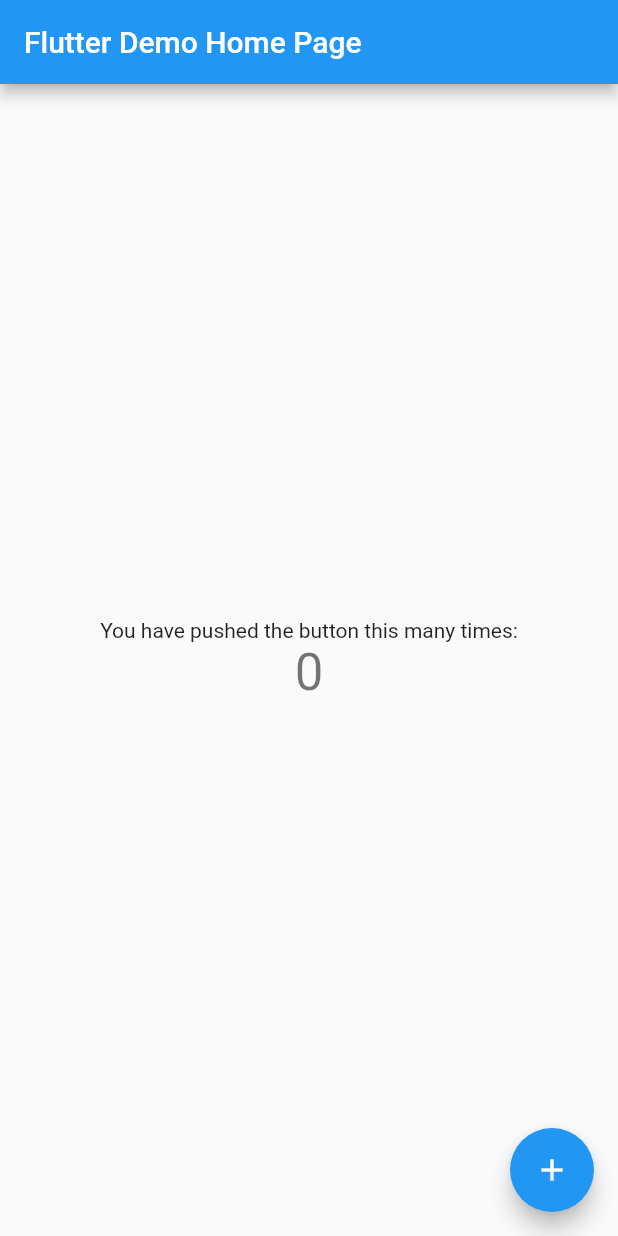
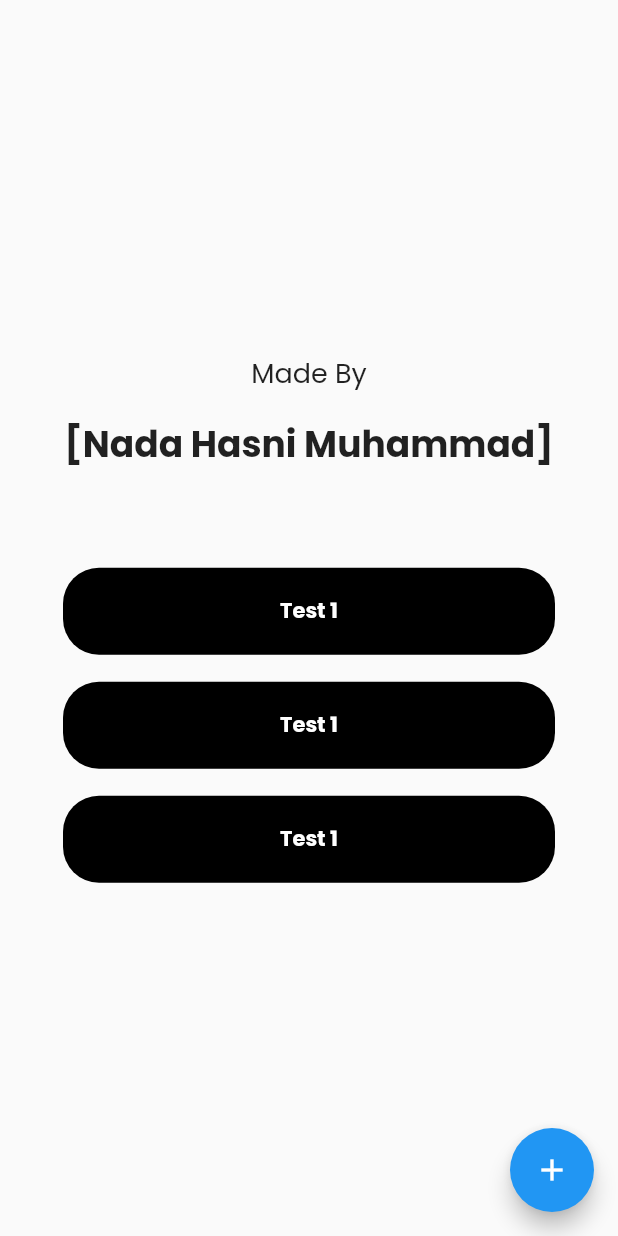
Before and after one commit to nadahasni-dot/ordo-ui-test, a Flutter app: the screen it shows after launch, on a phone screen of 412 x 824 dp. Run offline on Flutter 3.47's test engine with Material 2 defaults, Android fonts, the light colour scheme and no system bars.

Commit message:
adding home page with button

```diff
--- /dev/null
+++ b/lib/components/test_button.dart
@@ -0,0 +1,33 @@
+import 'package:flutter/material.dart';
+
+class TestButton extends StatelessWidget {
+  final String text;
+  final Function onClick;
+
+  const TestButton({
+    Key? key,
+    required this.text,
+    required this.onClick,
+  }) : super(key: key);
+
+  @override
+  Widget build(BuildContext context) {
+    return ElevatedButton(
+      onPressed: () => onClick(),
+      style: ButtonStyle(
+        shape: MaterialStateProperty.all<RoundedRectangleBorder>(
+          RoundedRectangleBorder(
+            borderRadius: BorderRadius.circular(24),
+          ),
+        ),
+        backgroundColor: MaterialStateProperty.all<Color>(Colors.black),
+        fixedSize: MaterialStateProperty.all<Size>(Size.fromHeight(58)),
+        elevation: MaterialStateProperty.all<double>(0),
+      ),
+      child: Text(
+        text,
+        style: TextStyle(fontFamily: "Poppins", fontWeight: FontWeight.w700),
+      ),
+    );
+  }
+}
--- a/lib/pages/home_page.dart
+++ b/lib/pages/home_page.dart
@@ -1,4 +1,5 @@
 import 'package:flutter/material.dart';
+import 'package:ordo_ui_test/components/test_button.dart';
 
 class MyHomePage extends StatefulWidget {
   MyHomePage({Key? key, required this.title}) : super(key: key);
@@ -34,44 +35,51 @@
 
   @override
   Widget build(BuildContext context) {
-    // This method is rerun every time setState is called, for instance as done
-    // by the _incrementCounter method above.
-    //
-    // The Flutter framework has been optimized to make rerunning build methods
-    // fast, so that you can just rebuild anything that needs updating rather
-    // than having to individually change instances of widgets.
     return Scaffold(
-      appBar: AppBar(
-        // Here we take the value from the MyHomePage object that was created by
-        // the App.build method, and use it to set our appbar title.
-        title: Text(widget.title),
-      ),
-      body: Center(
+      body: Container(
         // Center is a layout widget. It takes a single child and positions it
         // in the middle of the parent.
         child: Column(
-          // Column is also a layout widget. It takes a list of children and
-          // arranges them vertically. By default, it sizes itself to fit its
-          // children horizontally, and tries to be as tall as its parent.
-          //
-          // Invoke "debug painting" (press "p" in the console, choose the
-          // "Toggle Debug Paint" action from the Flutter Inspector in Android
-          // Studio, or the "Toggle Debug Paint" command in Visual Studio Code)
-          // to see the wireframe for each widget.
-          //
-          // Column has various properties to control how it sizes itself and
-          // how it positions its children. Here we use mainAxisAlignment to
-          // center the children vertically; the main axis here is the vertical
-          // axis because Columns are vertical (the cross axis would be
-          // horizontal).
+          crossAxisAlignment: CrossAxisAlignment.stretch,
           mainAxisAlignment: MainAxisAlignment.center,
           children: <Widget>[
             Text(
-              'You have pushed the button this many times:',
+              'Made By',
+              textAlign: TextAlign.center,
+              style: TextStyle(fontFamily: "Poppins", fontSize: 18),
             ),
+            SizedBox(height: 16),
             Text(
-              '$_counter',
-              style: Theme.of(context).textTheme.headline4,
+              '[Nada Hasni Muhammad]',
+              textAlign: TextAlign.center,
+              style: TextStyle(
+                  fontFamily: "Poppins",
+                  fontSize: 24,
+                  fontWeight: FontWeight.w700),
+            ),
+            SizedBox(height: 64),
+            Padding(
+              padding: const EdgeInsets.symmetric(horizontal: 42),
+              child: TestButton(
+                text: "Test 1",
+                onClick: () {},
+              ),
+            ),
+            SizedBox(height: 18),
+            Padding(
+              padding: const EdgeInsets.symmetric(horizontal: 42),
+              child: TestButton(
+                text: "Test 1",
+                onClick: () {},
+              ),
+            ),
+            SizedBox(height: 18),
+            Padding(
+              padding: const EdgeInsets.symmetric(horizontal: 42),
+              child: TestButton(
+                text: "Test 1",
+                onClick: () {},
+              ),
             ),
           ],
         ),
```
